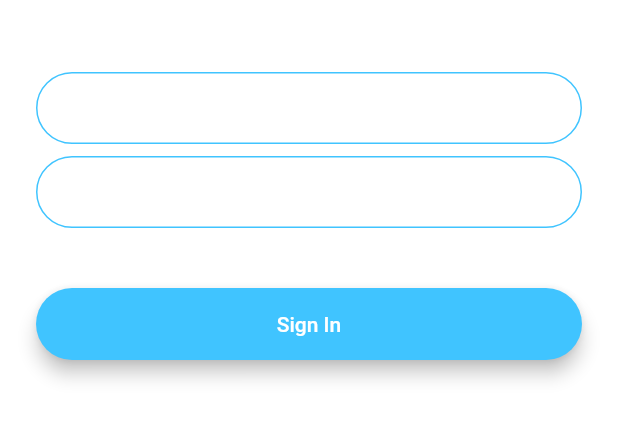
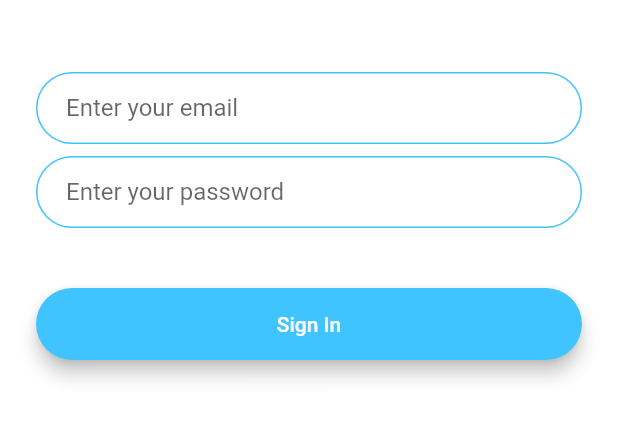
Before and after one commit to FadyFawzyOfficial/flash_chat, a Flutter app: the screen it shows after launch, after a tap on "Sign In", on a phone screen of 412 x 824 dp, the part 576-1018 px from its top. Run offline on Flutter 3.47's test engine with Material 2 defaults, Android fonts, the phone set to English and light mode, and no system bars; our stand-ins replace animated_text_kit.

Commit message:
2. Split TextFieldDecoration into Separated Constant Value to Reuse it with every TextField

```diff
--- a/lib/constants.dart
+++ b/lib/constants.dart
@@ -6,6 +6,8 @@ const kFlashChatTitle = 'Flash Chat';
 // Buttons Labels
 const kSignInLabel = 'Sign In';
 const kSignUpLabel = 'Sign Up';
+const kEmailFieldLabel = 'Enter your email';
+const kPasswordFieldLabel = 'Enter your password';
 
 // Animations Tags
 const kLogoImageTag = 'logo';
@@ -30,3 +32,19 @@ const kMessageContainerDecoration = BoxDecoration(
     top: BorderSide(color: Colors.lightBlueAccent, width: 2.0),
   ),
 );
+
+const kTextFieldDecoration = InputDecoration(
+  labelText: kEmailFieldLabel,
+  contentPadding: EdgeInsets.symmetric(vertical: 10, horizontal: 20),
+  border: OutlineInputBorder(
+    borderRadius: BorderRadius.all(Radius.circular(32)),
+  ),
+  enabledBorder: OutlineInputBorder(
+    borderSide: BorderSide(color: Colors.lightBlueAccent),
+    borderRadius: BorderRadius.all(Radius.circular(32)),
+  ),
+  focusedBorder: OutlineInputBorder(
+    borderSide: BorderSide(color: Colors.lightBlueAccent, width: 2),
+    borderRadius: BorderRadius.all(Radius.circular(32)),
+  ),
+);
--- a/lib/main.dart
+++ b/lib/main.dart
@@ -13,11 +13,6 @@ class FlashChat extends StatelessWidget {
   @override
   Widget build(BuildContext context) {
     return MaterialApp(
-      theme: ThemeData.dark().copyWith(
-        textTheme: const TextTheme(
-          bodyMedium: TextStyle(color: Colors.black54),
-        ),
-      ),
       initialRoute: WelcomeScreen.name,
       routes: {
         WelcomeScreen.name: (context) => const WelcomeScreen(),
--- a/lib/screens/sign_in_screen.dart
+++ b/lib/screens/sign_in_screen.dart
@@ -35,47 +35,15 @@ class SignInScreenState extends State<SignInScreen> {
               onChanged: (value) {
                 //Do something with the user input.
               },
-              decoration: const InputDecoration(
-                hintText: 'Enter your email',
-                contentPadding:
-                    EdgeInsets.symmetric(vertical: 10.0, horizontal: 20.0),
-                border: OutlineInputBorder(
-                  borderRadius: BorderRadius.all(Radius.circular(32.0)),
-                ),
-                enabledBorder: OutlineInputBorder(
-                  borderSide:
-                      BorderSide(color: Colors.lightBlueAccent, width: 1.0),
-                  borderRadius: BorderRadius.all(Radius.circular(32.0)),
-                ),
-                focusedBorder: OutlineInputBorder(
-                  borderSide:
-                      BorderSide(color: Colors.lightBlueAccent, width: 2.0),
-                  borderRadius: BorderRadius.all(Radius.circular(32.0)),
-                ),
-              ),
+              decoration: kTextFieldDecoration,
             ),
             const SizedBox(height: 8.0),
             TextField(
               onChanged: (value) {
                 //Do something with the user input.
               },
-              decoration: const InputDecoration(
-                hintText: 'Enter your password.',
-                contentPadding:
-                    EdgeInsets.symmetric(vertical: 10.0, horizontal: 20.0),
-                border: OutlineInputBorder(
-                  borderRadius: BorderRadius.all(Radius.circular(32.0)),
-                ),
-                enabledBorder: OutlineInputBorder(
-                  borderSide:
-                      BorderSide(color: Colors.lightBlueAccent, width: 1.0),
-                  borderRadius: BorderRadius.all(Radius.circular(32.0)),
-                ),
-                focusedBorder: OutlineInputBorder(
-                  borderSide:
-                      BorderSide(color: Colors.lightBlueAccent, width: 2.0),
-                  borderRadius: BorderRadius.all(Radius.circular(32.0)),
-                ),
+              decoration: kTextFieldDecoration.copyWith(
+                labelText: kPasswordFieldLabel,
               ),
             ),
             const SizedBox(height: 24.0),
--- a/lib/widgets/rounded_button.dart
+++ b/lib/widgets/rounded_button.dart
@@ -24,7 +24,10 @@ class RoundedButton extends StatelessWidget {
           onPressed: onPressed,
           minWidth: 200,
           height: 42,
-          child: Text(label),
+          child: Text(
+            label,
+            style: const TextStyle(color: Colors.white),
+          ),
         ),
       ),
     );
```
Also changed, not shown: lib/screens/sign_up_screen.dart (+3 -31 lines).
